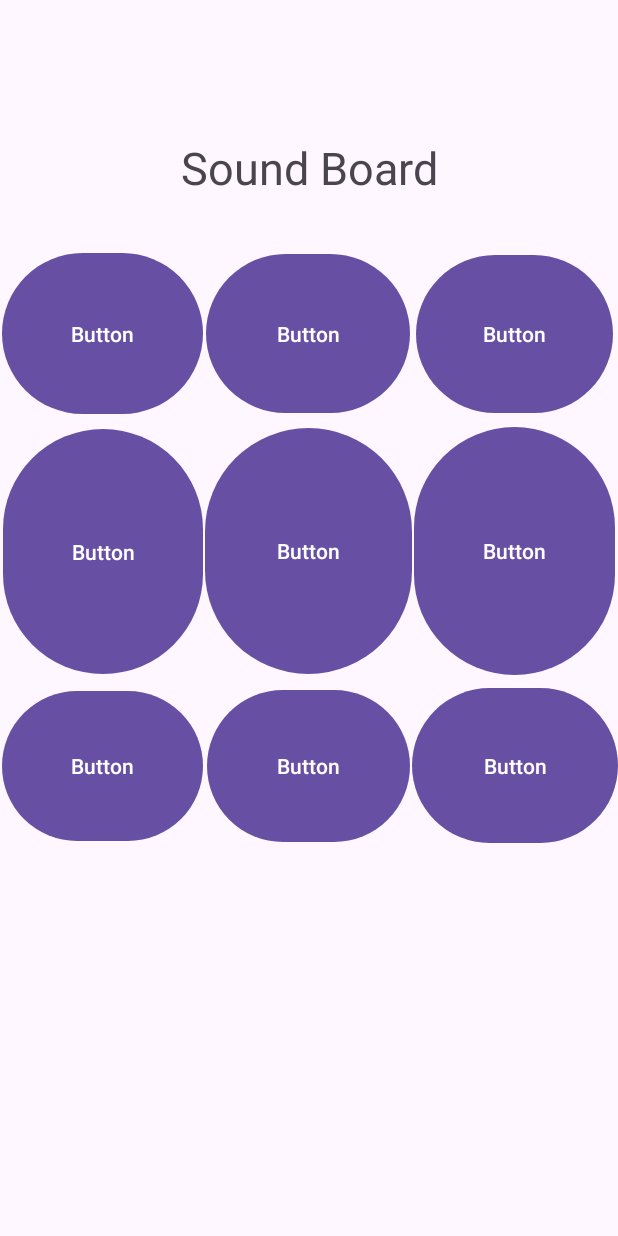
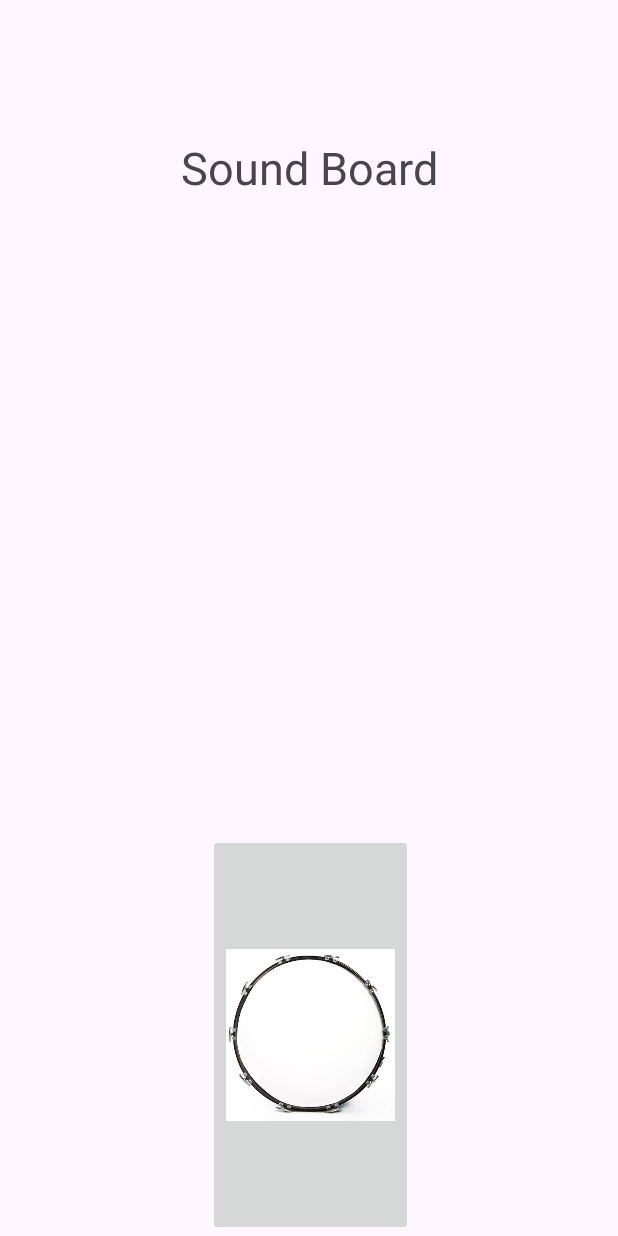
Before and after one commit to P0pPyC0cK293/Drum_Board_2, an Android app: the screen it shows after launch (MainActivity), on a phone screen of 412 x 824 dp. Run offline under Robolectric (Android 15) with nearby library versions, the phone set to English and light mode, and no system bars; 2 statements that could not run were skipped.

Commit message:
one button prolly works

```diff
--- a/app/src/main/java/com/example/drumboard/MainActivity.java
+++ b/app/src/main/java/com/example/drumboard/MainActivity.java
@@ -2,13 +2,40 @@ package com.example.drumboard;
 
 import androidx.appcompat.app.AppCompatActivity;
 
+import android.media.MediaPlayer;
 import android.os.Bundle;
+import android.view.View;
+import android.widget.ImageButton;
 
 public class MainActivity extends AppCompatActivity {
+    private ImageButton btnBass;
+
 
     @Override
     protected void onCreate(Bundle savedInstanceState) {
         super.onCreate(savedInstanceState);
         setContentView(R.layout.activity_main);
+
+        btnBass = findViewById(R.id.btn_bass_drum);
+        private void playBass() {
+            MediaPlayer mp = MediaPlayer.create(this, R.raw.sample_bass_hit);
+            mp.start();
+            mp.setOnCompletionListener(new MediaPlayer.OnCompletionListener() {
+                @Override
+                public void onCompletion(MediaPlayer mp) {
+                    mp.stop();
+                    mp.release();
+                    mp=null;
+                }
+            });
+        }
+
+
+        btnBass.setOnClickListener(new View.OnClickListener() {
+            @Override
+            public void onClick(View v) {
+                playBass();
+            }
+        });
     }
 }
--- a/app/src/main/res/layout/activity_main.xml
+++ b/app/src/main/res/layout/activity_main.xml
@@ -7,6 +7,7 @@
     tools:context=".MainActivity">
 
     <TextView
+        android:id="@+id/textView"
         android:layout_width="wrap_content"
         android:layout_height="wrap_content"
         android:text="Sound Board"
@@ -22,133 +23,54 @@
         android:layout_width="wrap_content"
         android:layout_height="wrap_content"
         android:orientation="vertical"
-        app:layout_constraintGuide_begin="137dp" />
+        app:layout_constraintGuide_begin="139dp" />
 
     <androidx.constraintlayout.widget.Guideline
         android:id="@+id/guideline3"
         android:layout_width="wrap_content"
         android:layout_height="wrap_content"
         android:orientation="vertical"
-        app:layout_constraintGuide_end="138dp" />
+        app:layout_constraintGuide_end="137dp" />
 
     <androidx.constraintlayout.widget.Guideline
         android:id="@+id/guideline4"
         android:layout_width="wrap_content"
         android:layout_height="wrap_content"
         android:orientation="horizontal"
-        app:layout_constraintGuide_begin="165dp" />
+        app:layout_constraintGuide_begin="145dp" />
 
     <androidx.constraintlayout.widget.Guideline
         android:id="@+id/guideline5"
         android:layout_width="wrap_content"
         android:layout_height="wrap_content"
         android:orientation="horizontal"
-        app:layout_constraintGuide_begin="280dp" />
+        app:layout_constraintGuide_begin="274dp" />
 
     <androidx.constraintlayout.widget.Guideline
         android:id="@+id/guideline6"
         android:layout_width="wrap_content"
         android:layout_height="wrap_content"
         android:orientation="horizontal"
-        app:layout_constraintGuide_begin="455dp" />
+        app:layout_constraintGuide_begin="414dp" />
 
     <androidx.constraintlayout.widget.Guideline
         android:id="@+id/guideline7"
         android:layout_width="wrap_content"
         android:layout_height="wrap_content"
         android:orientation="horizontal"
-        app:layout_constraintGuide_begin="566dp" />
+        app:layout_constraintGuide_begin="556dp" />
 
-    <Button
-        android:id="@+id/button"
-        android:layout_width="134dp"
-        android:layout_height="115dp"
-        android:text="Button"
-        app:layout_constraintBottom_toTopOf="@+id/guideline5"
-        app:layout_constraintEnd_toStartOf="@+id/guideline2"
-        app:layout_constraintStart_toStartOf="parent"
-        app:layout_constraintTop_toTopOf="@+id/guideline4" />
-
-    <Button
-        android:id="@+id/button2"
-        android:layout_width="136dp"
-        android:layout_height="114dp"
-        android:text="Button"
-        app:layout_constraintBottom_toTopOf="@+id/guideline5"
+    <ImageButton
+        android:id="@+id/btn_bass_drum"
+        android:layout_width="0dp"
+        android:layout_height="0dp"
+        android:scaleType="centerInside"
+        app:layout_constraintBottom_toBottomOf="parent"
         app:layout_constraintEnd_toStartOf="@+id/guideline3"
+        app:layout_constraintHorizontal_bias="0.509"
         app:layout_constraintStart_toStartOf="@+id/guideline2"
-        app:layout_constraintTop_toTopOf="@+id/guideline4" />
-
-    <Button
-        android:id="@+id/button3"
-        android:layout_width="131dp"
-        android:layout_height="113dp"
-        android:text="Button"
-        app:layout_constraintBottom_toTopOf="@+id/guideline5"
-        app:layout_constraintEnd_toEndOf="parent"
-        app:layout_constraintStart_toStartOf="@+id/guideline3"
-        app:layout_constraintTop_toTopOf="@+id/guideline4" />
-
-    <Button
-        android:id="@+id/button4"
-        android:layout_width="133dp"
-        android:layout_height="171dp"
-        android:text="Button"
-        app:layout_constraintBottom_toTopOf="@+id/guideline6"
-        app:layout_constraintEnd_toStartOf="@+id/guideline2"
-        app:layout_constraintStart_toStartOf="parent"
-        app:layout_constraintTop_toTopOf="@+id/guideline5" />
-
-    <Button
-        android:id="@+id/button5"
-        android:layout_width="138dp"
-        android:layout_height="172dp"
-        android:text="Button"
-        app:layout_constraintBottom_toTopOf="@+id/guideline6"
-        app:layout_constraintEnd_toStartOf="@+id/guideline3"
-        app:layout_constraintStart_toStartOf="@+id/guideline2"
-        app:layout_constraintTop_toTopOf="@+id/guideline5" />
-
-    <Button
-        android:id="@+id/button6"
-        android:layout_width="134dp"
-        android:layout_height="173dp"
-        android:text="Button"
-        app:layout_constraintBottom_toTopOf="@+id/guideline6"
-        app:layout_constraintEnd_toEndOf="parent"
-        app:layout_constraintStart_toStartOf="@+id/guideline3"
-        app:layout_constraintTop_toTopOf="@+id/guideline5" />
-
-    <Button
-        android:id="@+id/button7"
-        android:layout_width="134dp"
-        android:layout_height="108dp"
-        android:text="Button"
-        app:layout_constraintBottom_toTopOf="@+id/guideline7"
-        app:layout_constraintEnd_toStartOf="@+id/guideline2"
-        app:layout_constraintHorizontal_bias="0.565"
-        app:layout_constraintStart_toStartOf="parent"
-        app:layout_constraintTop_toTopOf="@+id/guideline6"
-        app:layout_constraintVertical_bias="0.571" />
-
-    <Button
-        android:id="@+id/button8"
-        android:layout_width="135dp"
-        android:layout_height="109dp"
-        android:text="Button"
-        app:layout_constraintBottom_toTopOf="@+id/guideline7"
-        app:layout_constraintEnd_toStartOf="@+id/guideline3"
-        app:layout_constraintStart_toStartOf="@+id/guideline2"
-        app:layout_constraintTop_toTopOf="@+id/guideline6" />
-
-    <Button
-        android:id="@+id/button9"
-        android:layout_width="137dp"
-        android:layout_height="111dp"
-        android:text="Button"
-        app:layout_constraintBottom_toTopOf="@+id/guideline7"
-        app:layout_constraintEnd_toEndOf="parent"
-        app:layout_constraintStart_toStartOf="@+id/guideline3"
-        app:layout_constraintTop_toTopOf="@+id/guideline6" />
+        app:layout_constraintTop_toTopOf="@+id/guideline7"
+        app:layout_constraintVertical_bias="0.508"
+        app:srcCompat="@drawable/image_eg_bass_drum" />
 
 </androidx.constraintlayout.widget.ConstraintLayout>
```
Also changed, not shown: app/src/main/res/drawable/image_eg_bass_drum.jpg (added), 1 other file.
